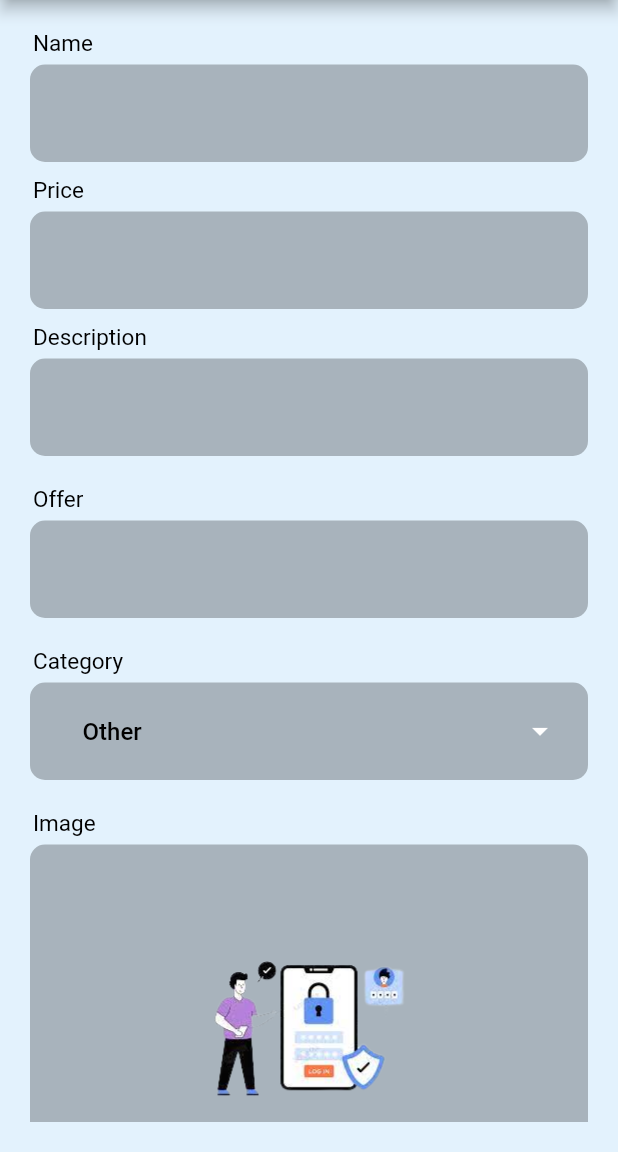
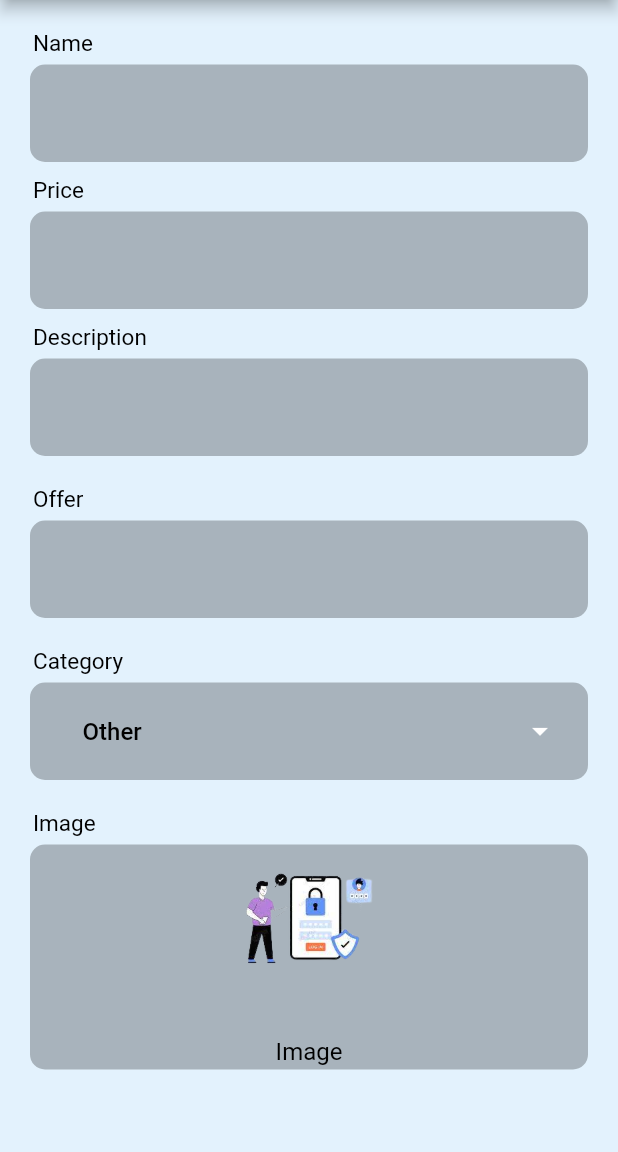
Before and after one commit to jenil82/firebaseapp_1, a Flutter app: the HomeScreen screen opened by its route, after a tap on the "shopping cart" icon, on a phone screen of 412 x 824 dp, the part 84-1236 px from its top. Run offline on Flutter 3.47's test engine with Material 2 defaults, Android fonts, the phone set to English and light mode, and no system bars; our stand-ins replace awesome_snackbar_content, cloud_firestore, firebase_auth, firebase_core, get, google_fonts and 2 more; accounts and stored records are empty.

Commit message:
111111123

```diff
--- a/lib/screen/home/view/Screen.dart
+++ b/lib/screen/home/view/Screen.dart
@@ -25,7 +25,8 @@ class _HomeScreenState extends State<HomeScreen> {
         appBar: AppBar(
           backgroundColor: Colors.blue,
           centerTitle: true,
-          title: Text("SHOPCART"),
+          leading: Icon(Icons.dehaze_rounded,color: Colors.black,),
+          title: Text("SHOPCART",style:TextStyle(color: Colors.black,fontSize: 25),),
           actions: [InkWell(
             onTap: () {
               FbHelper.fbHelper.signOut();
--- a/lib/screen/insert/insert_Screen.dart
+++ b/lib/screen/insert/insert_Screen.dart
@@ -362,7 +362,7 @@ class _InsertScreenState extends State<InsertScreen> {
                   height: 5,
                 ),
                 Container(
-                  height: 300,
+                  height: 150,
                   width: double.infinity,
                   decoration: BoxDecoration(
                     color: Colors.black26,
@@ -374,8 +374,8 @@ class _InsertScreenState extends State<InsertScreen> {
                       imagePath == null
                           ? Image.asset(
                         "assets/img/1.png",
-                        height: 150,
-                        width: 150,
+                        height: 100,
+                        width: 100,
                       )
                           : Image.file(imagePath),
                       SizedBox(
--- a/lib/screen/signin/signin_Screen.dart
+++ b/lib/screen/signin/signin_Screen.dart
@@ -148,8 +148,6 @@ class _SigninScreenState extends State<SigninScreen> {
                     Row(
                       mainAxisAlignment: MainAxisAlignment.center,
                       children: [
-
-
                         IconButton(
                           color: Colors.black,
                           onPressed: () async {
```
